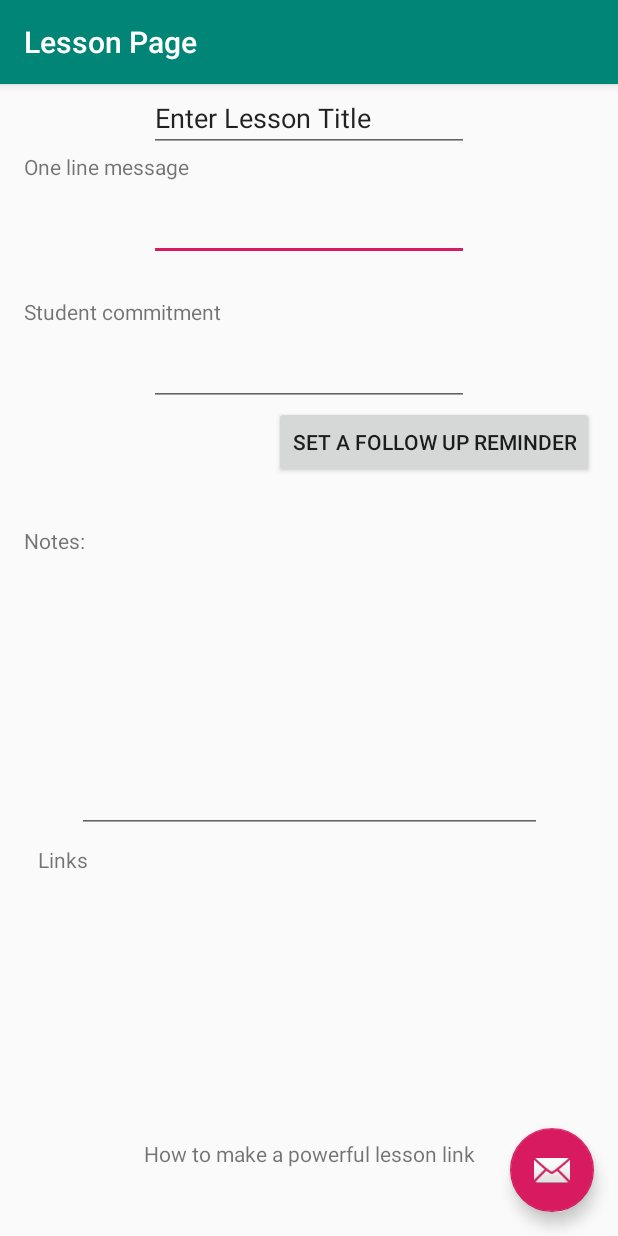
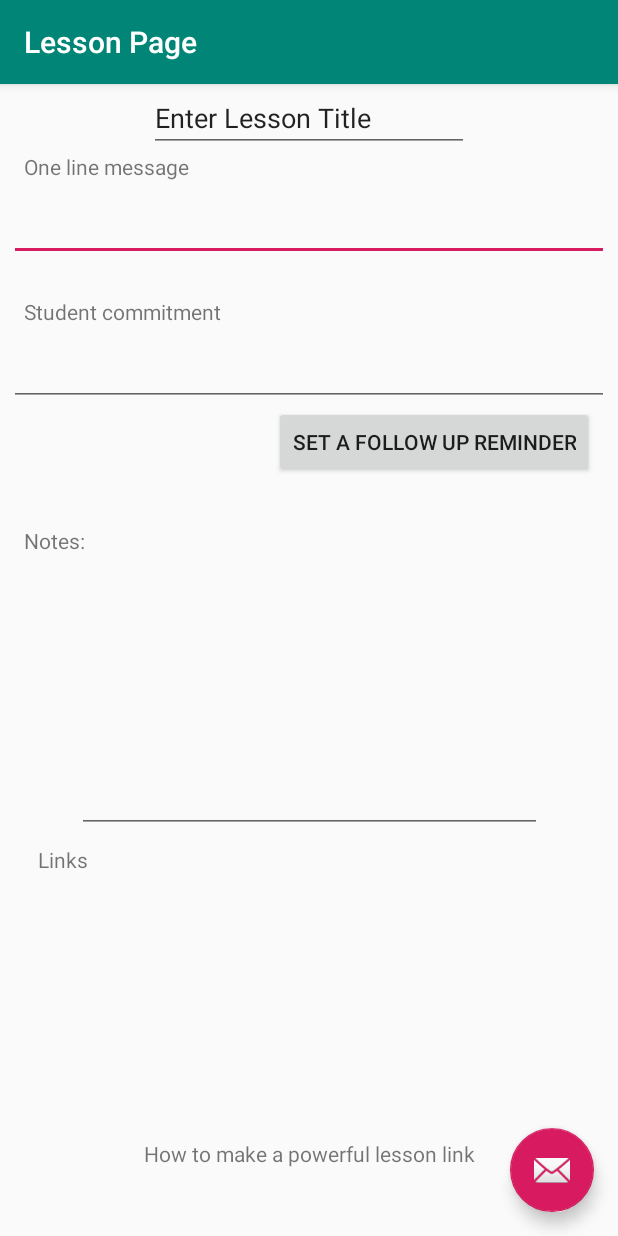
Before and after one commit to whitneyharrism/ScriptureApp, an Android app: the LessonPage screen opened directly, with no data from a screen before it, on a phone screen of 412 x 824 dp. Run offline under Robolectric (Android 15) with nearby library versions, the light colour scheme and no system bars.

Commit message:
Lesson page UI

```diff
--- a/app/src/main/res/layout/content_lesson_page.xml
+++ b/app/src/main/res/layout/content_lesson_page.xml
@@ -20,7 +20,7 @@
 
     <EditText
         android:id="@+id/editText3"
-        android:layout_width="wrap_content"
+        android:layout_width="400dp"
         android:layout_height="wrap_content"
         android:layout_marginTop="8dp"
         android:ems="10"
@@ -33,7 +33,7 @@
 
     <EditText
         android:id="@+id/editText4"
-        android:layout_width="wrap_content"
+        android:layout_width="400dp"
         android:layout_height="wrap_content"
         android:layout_marginTop="8dp"
         android:ems="10"
```
